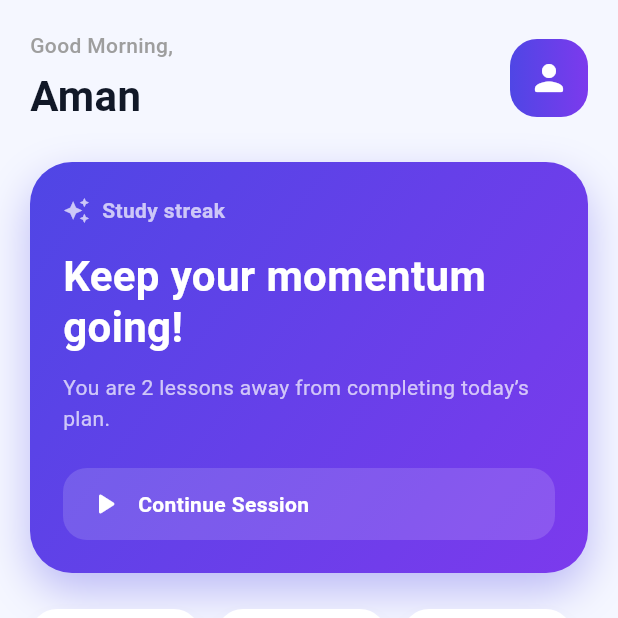
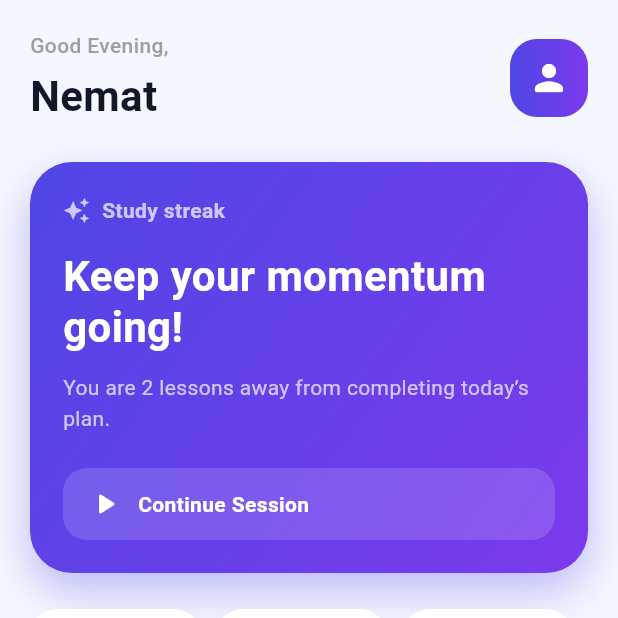
Before and after one commit to nemant2005/Atech, a Flutter app: the screen it shows after launch, on a phone screen of 412 x 824 dp, the top half of it. Run offline on Flutter 3.47's test engine with Material 3 defaults, Android fonts, the phone set to English and light mode, and no system bars.

Commit message:
change text

```diff
--- a/lib/main.dart
+++ b/lib/main.dart
@@ -60,7 +60,7 @@ class HomeScreen extends StatelessWidget {
                     crossAxisAlignment: CrossAxisAlignment.start,
                     children: [
                       Text(
-                        'Good Morning,',
+                        'Good Evening,',
                         style: TextStyle(
                           fontSize: 14,
                           color: Colors.grey,
@@ -69,7 +69,7 @@ class HomeScreen extends StatelessWidget {
                       ),
                       SizedBox(height: 4),
                       Text(
-                        'Aman',
+                        'Nemat',
                         style: TextStyle(
                           fontSize: 28,
                           fontWeight: FontWeight.bold,
```
Also changed, not shown: pubspec.lock.
